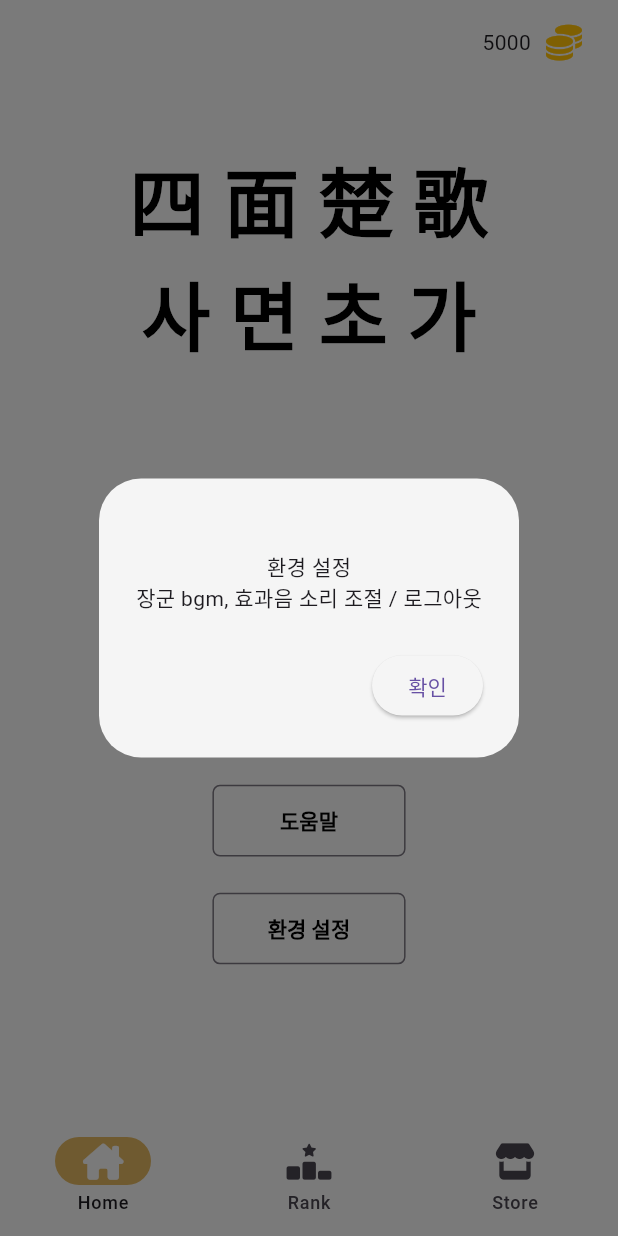
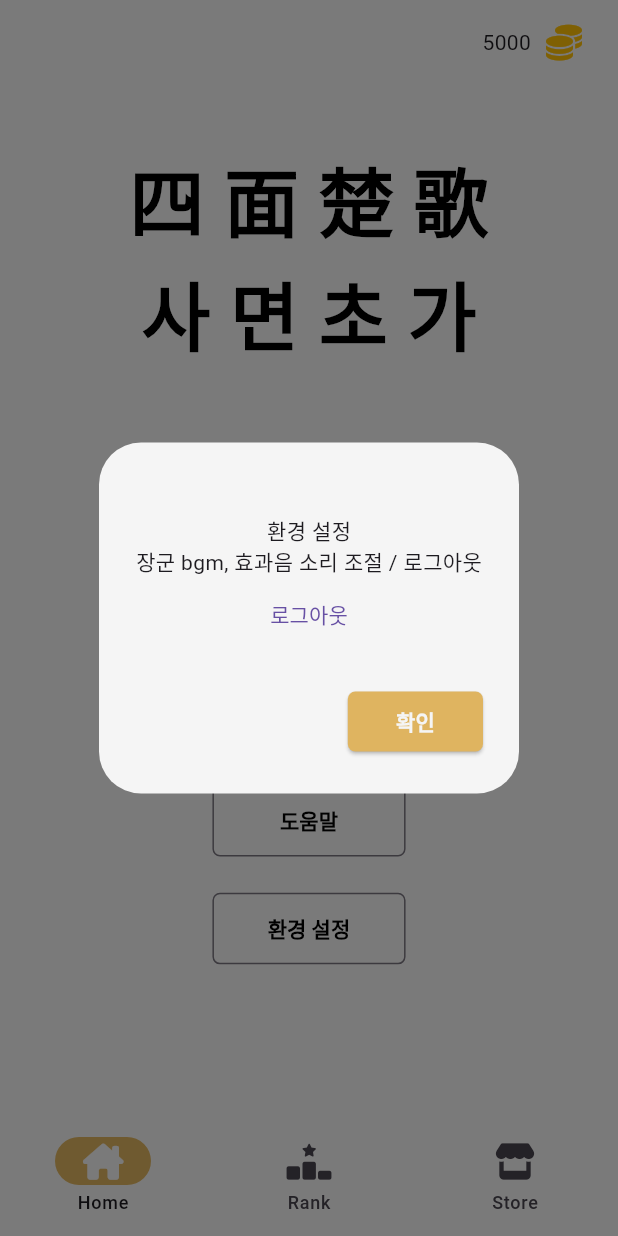
Before and after one commit to JinPyoK/samyeonchoga, a Flutter app: the HomeNavigationScreen screen opened directly, after a tap on "환경 설정", on a phone screen of 412 x 824 dp. Run offline on Flutter 3.47's test engine with Material 3 defaults, Android fonts, the phone set to English and light mode, and no system bars; our stand-ins replace firebase_auth, firebase_core, flutter_riverpod, font_awesome_flutter, google_fonts, google_sign_in; missing offline and left inert: auth_button_kit, kakao_flutter_sdk_user; accounts and stored records are empty.

Commit message:
스토어 스크린 작업을 위한 로그아웃 환경설정으로 옮김

```diff
--- a/lib/core/main/main.dart
+++ b/lib/core/main/main.dart
@@ -74,4 +74,17 @@ final _customTheme = ThemeData(
       fixedSize: Size(100 * wu, 40 * hu),
     ),
   ),
+  elevatedButtonTheme: ElevatedButtonThemeData(
+    style: ElevatedButton.styleFrom(
+      shape: RoundedRectangleBorder(
+        borderRadius: BorderRadius.circular(5),
+      ),
+      foregroundColor: whiteColor,
+      backgroundColor: woodColor,
+      textStyle: const TextStyle(
+        fontWeight: FontWeight.bold,
+      ),
+      fixedSize: Size(70 * wu, 30 * hu),
+    ),
+  ),
 );
--- a/lib/ui/common/controller/show_custom_dialog.dart
+++ b/lib/ui/common/controller/show_custom_dialog.dart
@@ -18,9 +18,6 @@ void showCustomDialog(BuildContext context, Widget customChild) {
           ),
           actions: [
             ElevatedButton(
-              style: ElevatedButton.styleFrom(
-                backgroundColor: whiteColor,
-              ),
               onPressed: () {
                 Navigator.of(context, rootNavigator: true).pop();
               },
--- a/lib/ui/home/screen/home_screen.dart
+++ b/lib/ui/home/screen/home_screen.dart
@@ -2,6 +2,7 @@ import 'package:flutter/material.dart';
 import 'package:samyeonchoga/core/constant/color.dart';
 import 'package:samyeonchoga/ui/common/controller/scrren_size.dart';
 import 'package:samyeonchoga/ui/common/controller/show_custom_dialog.dart';
+import 'package:samyeonchoga/ui/home/widget/home_setting_child.dart';
 
 class HomeScreen extends StatelessWidget {
   const HomeScreen({super.key});
@@ -78,6 +79,7 @@ class HomeScreen extends StatelessWidget {
                       children: [
                         Text("환경 설정"),
                         Text("장군 bgm, 효과음 소리 조절 / 로그아웃"),
+                        HomeSettingChild(),
                       ],
                     ),
                   );
--- /dev/null
+++ b/lib/ui/home/widget/home_setting_child.dart
@@ -0,0 +1,30 @@
+import 'package:flutter/material.dart';
+import 'package:samyeonchoga/provider/auth/oauth_provider.dart';
+import 'package:samyeonchoga/ui/auth/screen/auth_screen.dart';
+
+class HomeSettingChild extends StatefulWidget {
+  const HomeSettingChild({super.key});
+
+  @override
+  State<HomeSettingChild> createState() => _HomeSettingChildState();
+}
+
+class _HomeSettingChildState extends State<HomeSettingChild> {
+  @override
+  Widget build(BuildContext context) {
+    return TextButton(
+        onPressed: () async {
+          await oAuthLogout();
+          if (context.mounted) {
+            Navigator.pushAndRemoveUntil(
+              context,
+              MaterialPageRoute(
+                builder: (_) => const AuthScreen(),
+              ),
+              (route) => false,
+            );
+          }
+        },
+        child: const Text("로그아웃"));
+  }
+}
--- a/lib/ui/store/screen/store_screen.dart
+++ b/lib/ui/store/screen/store_screen.dart
@@ -1,16 +1,10 @@
 import 'package:flutter/material.dart';
-import 'package:samyeonchoga/provider/auth/oauth_provider.dart';
 
 class StoreScreen extends StatelessWidget {
   const StoreScreen({super.key});
 
   @override
   Widget build(BuildContext context) {
-    return Center(
-        child: OutlinedButton(
-            onPressed: () async {
-              await oAuthLogout();
-            },
-            child: Text("로그아웃")));
+    return const Center(child: Text("상점 스크린"));
   }
 }
```
